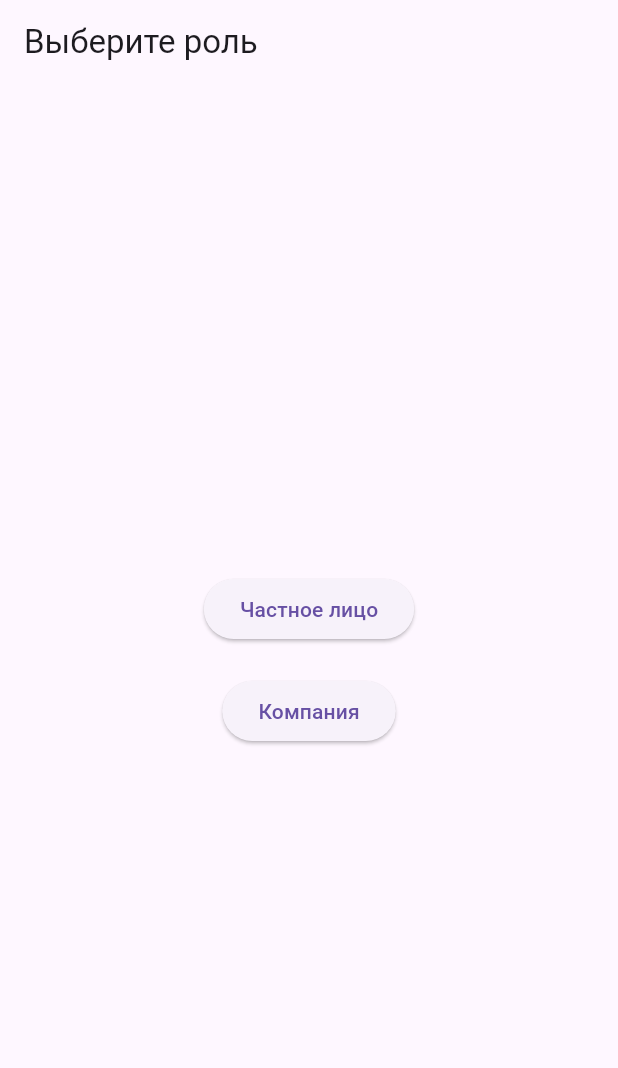
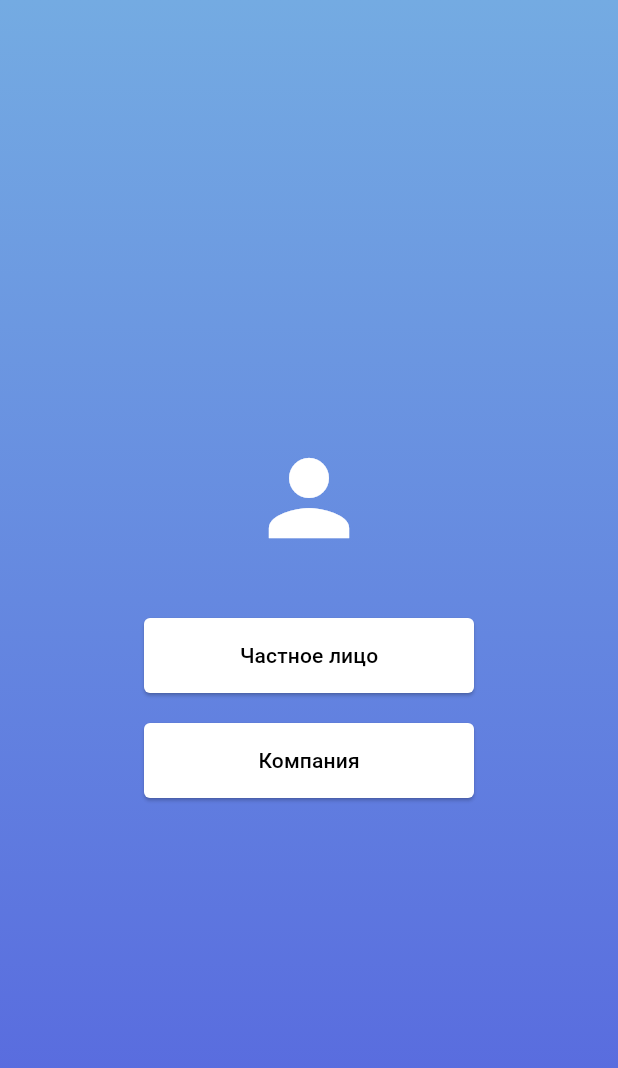
Before and after one commit to Narin-0/-, a Flutter app: the screen it shows after launch, on a phone screen of 412 x 824 dp. Shown: the top 1068 px of the screen. Run offline on Flutter 3.47's test engine with Material 3 defaults, Android fonts, the phone set to English and light mode, and no system bars; our stand-ins replace flutter_map, latlong2.

Commit message:
Добавил изменение в выбора роли

```diff
--- a/lib/pages/role_selection_page.dart
+++ b/lib/pages/role_selection_page.dart
@@ -16,22 +16,57 @@ class RoleSelectionPage extends StatelessWidget {
 
   @override
   Widget build(BuildContext context) {
+    const double buttonWidth = 220;
+    const double buttonHeight = 50;
+
     return Scaffold(
-      appBar: AppBar(title: const Text("Выберите роль")),
-      body: Center(
+      body: Container(
+        decoration: const BoxDecoration(
+          gradient: LinearGradient(
+            colors: [Color(0xFF74ABE2), Color(0xFF5563DE)],
+            begin: Alignment.topCenter,
+            end: Alignment.bottomCenter,
+          ),
+        ),
+        child: Center(
           child: Column(
             mainAxisAlignment: MainAxisAlignment.center,
             children: [
-            ElevatedButton(
+              const Icon(Icons.person, size: 80, color: Colors.white),
+              const SizedBox(height: 40),
+              SizedBox(
+                width: buttonWidth,
+                height: buttonHeight,
+                child: ElevatedButton(
                   onPressed: () => _selectRole(context, UserRole.individual),
+                  style: ElevatedButton.styleFrom(
+                    backgroundColor: Colors.white,
+                    foregroundColor: Colors.black,
+                    shape: RoundedRectangleBorder(
+                      borderRadius: BorderRadius.circular(4),
+                    ),
+                  ),
                   child: const Text("Частное лицо"),
                 ),
+              ),
               const SizedBox(height: 20),
-            ElevatedButton(
+              SizedBox(
+                width: buttonWidth,
+                height: buttonHeight,
+                child: ElevatedButton(
                   onPressed: () => _selectRole(context, UserRole.company),
+                  style: ElevatedButton.styleFrom(
+                    backgroundColor: Colors.white,
+                    foregroundColor: Colors.black,
+                    shape: RoundedRectangleBorder(
+                      borderRadius: BorderRadius.circular(4),
+                    ),
+                  ),
                   child: const Text("Компания"),
                 ),
+              ),
             ],
+          ),
         ),
       ),
     );
```
Lines whose indentation alone changed are shown as unchanged.
